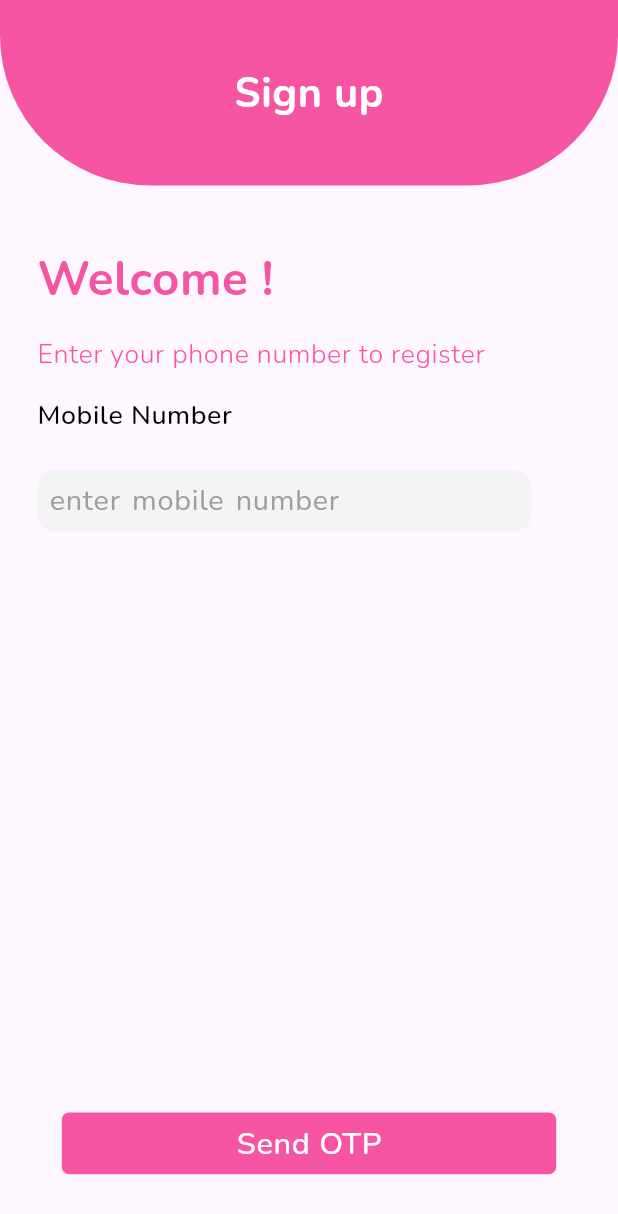
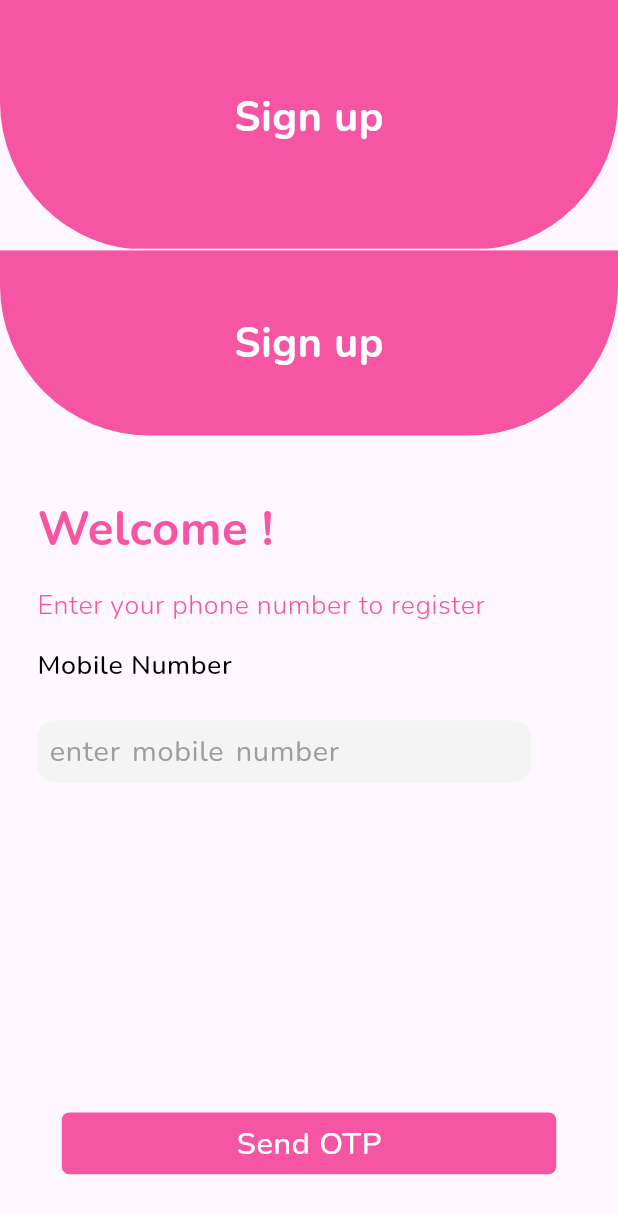
Before and after one commit to Anbumozhi-codoid-dev/ivf-prashanth, a Flutter app: the SignUpPage screen opened directly, on a phone screen of 412 x 824 dp. Shown: the top 1214 px of the screen. Run offline on Flutter 3.47's test engine with Material 3 defaults, Android fonts, the phone set to English and light mode, and no system bars; our stand-ins replace equatable, flutter_typeahead, gap, internet_connection_checker, pin_code_fields, shared_preferences and 5 more; missing offline and left inert: datepicker_dropdown; accounts and stored records are empty.

Commit message:
appbar added for signup

```diff
--- a/lib/Screens/SingupPage/SignupPage.dart
+++ b/lib/Screens/SingupPage/SignupPage.dart
@@ -65,13 +65,33 @@ class _SignUpPageState extends State<SignUpPage> {
       SafeArea(
         child: Scaffold(
           //
-          // appBar: AppBar(
-          //   actions: [
-          //     Container(
-          //       color: Colors.red,
-          //     )
-          //   ],
-          // ),
+          appBar: AppBar(
+
+backgroundColor: AppTheme.themePink,
+            centerTitle: true,
+            automaticallyImplyLeading: false,
+
+            toolbarHeight: 20.h,
+            shape: RoundedRectangleBorder(
+              borderRadius: BorderRadius.only(
+              //  Radius.circular(12.h)
+                 bottomRight: Radius.circular(12.h),
+                 bottomLeft: Radius.circular(12.h),
+              ),
+            ),
+            bottom: const PreferredSize(
+                preferredSize:
+                Size.fromHeight(2.0), // Set the height of the border line
+                child: Padding(
+                  padding: EdgeInsets.fromLTRB(0, 10, 0, 0),
+                  child: Divider(
+                    thickness: 1.0,
+                    height: 1,
+                    color: AppTheme.white,
+                  ),
+                )),
+            title: CommonUI().myText(text: "Sign up",color: AppTheme.white,fontSize: 20.sp,fontWeight: FontWeight.w700),
+          ),
             body:
             SingleChildScrollView(
               child: Column(
```
Also changed, not shown: lib/Screens/SingupPage/PatientDetailForm.dart (+23 -17 lines), lib/Screens/SingupPage/SignUpFormPage.dart (+32 -17 lines).
